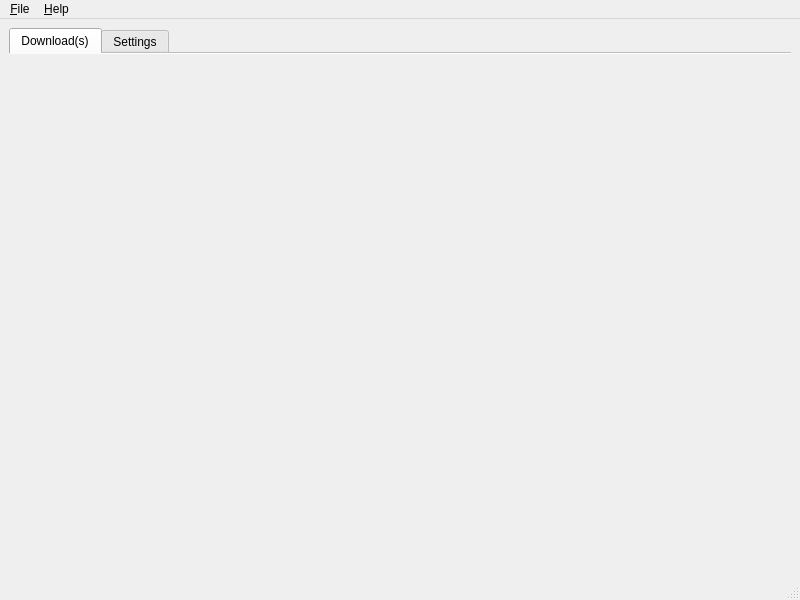
Old version of the form ui/qup.ui in the repository textbrowser/qup.
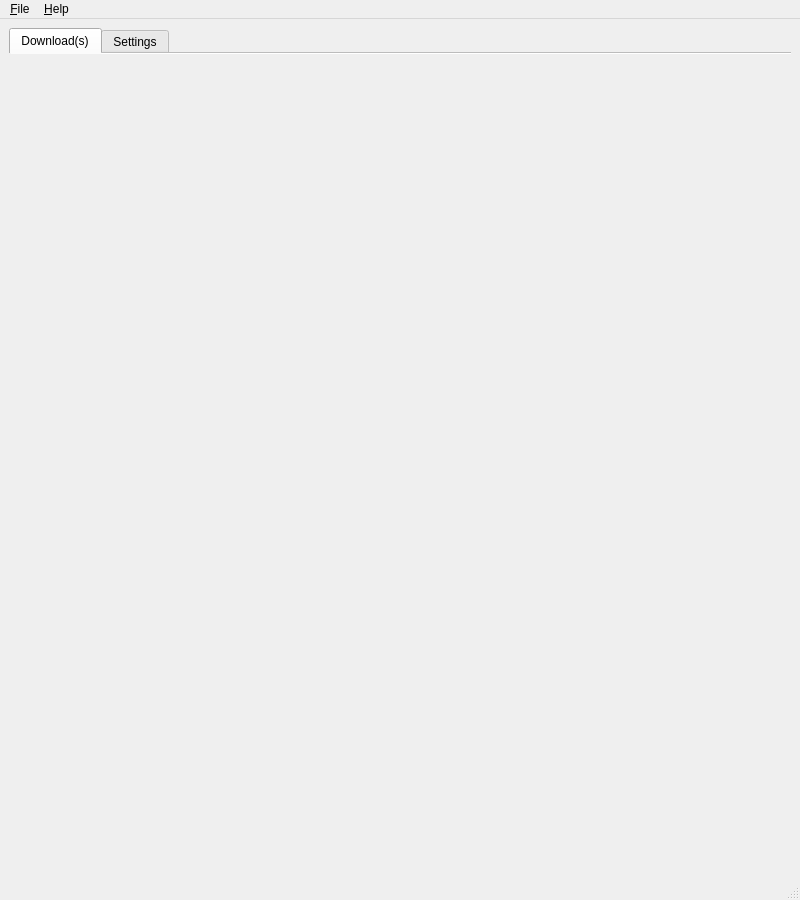
New version of the form. Icons and pictures are not drawn.

Diff of the .ui file:
```diff
--- a/ui/qup.ui
+++ b/ui/qup.ui
@@ -7,7 +7,7 @@
     <x>0</x>
     <y>0</y>
     <width>800</width>
-    <height>600</height>
+    <height>900</height>
    </rect>
   </property>
   <property name="windowTitle">
```
